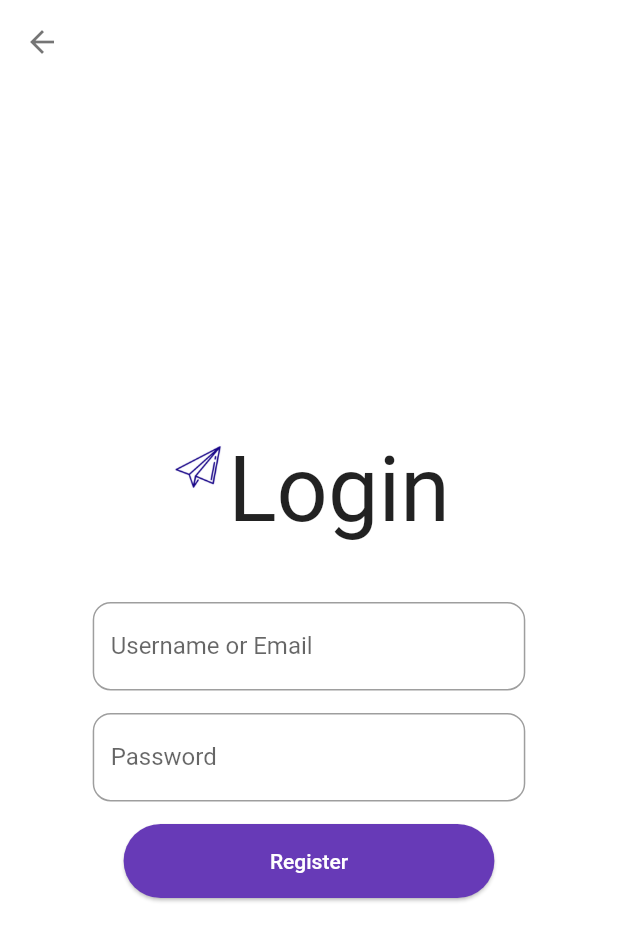
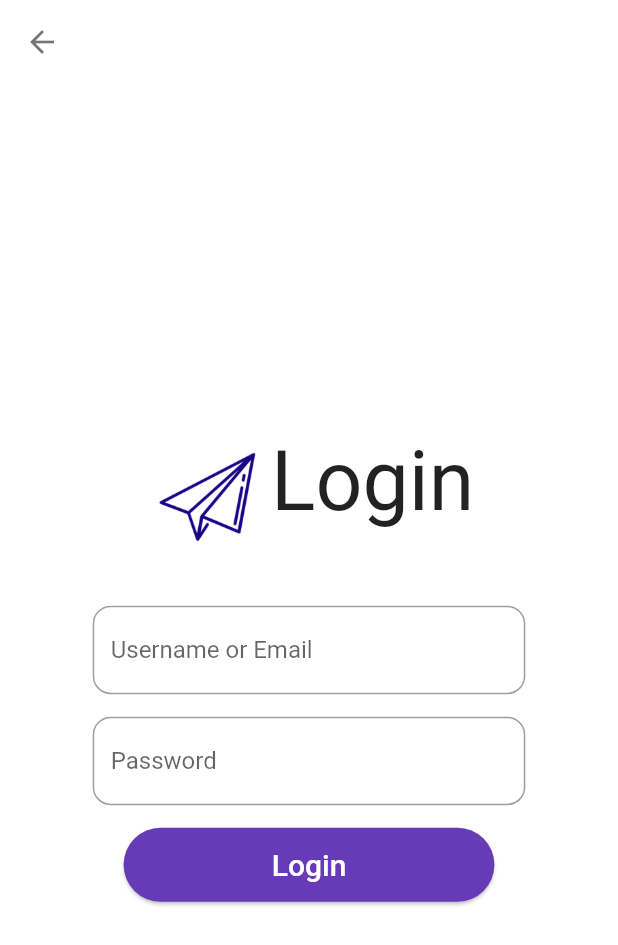
Before and after one commit to geekymeeky/chitchat, a Flutter app: the screen it shows after launch, after a tap on "Login", on a phone screen of 412 x 824 dp. Shown: the top 945 px of the screen. Run offline on Flutter 3.47's test engine with Material 2 defaults, Android fonts, the phone set to English and light mode, and no system bars; our stand-ins replace animated_text_kit.

Commit message:
Made small changes

```diff
--- a/lib/main.dart
+++ b/lib/main.dart
@@ -14,6 +14,7 @@ class MyApp extends StatelessWidget {
   @override
   Widget build(BuildContext context) {
     return MaterialApp(
+      debugShowCheckedModeBanner: false,
       theme: ThemeData.light().copyWith(
           appBarTheme: AppBarTheme(
               backgroundColor: kAppBarColor,
--- a/lib/screens/login_screen.dart
+++ b/lib/screens/login_screen.dart
@@ -30,17 +30,17 @@ class _LoginScreenState extends State<LoginScreen> {
                       tag: 'logo',
                       child: Container(
                         child: Padding(
-                          padding: const EdgeInsets.only(bottom: 60),
+                          padding: const EdgeInsets.only(bottom: 20),
                           child: Image(
                             image: kLogo,
+                            height: 85,
                           ),
                         ),
-                        height: 100,
                       ),
                     ),
                     Text(
                       'Login',
-                      style: TextStyle(fontSize: 60.0, color: Colors.black87),
+                      style: TextStyle(fontSize: 55.0, color: Colors.black87),
                     ),
                   ],
                 ),
@@ -95,8 +95,8 @@ class _LoginScreenState extends State<LoginScreen> {
                     minimumSize: Size(queryData.size.width * 0.6,
                         queryData.size.height * 0.06)),
                 child: Text(
-                  'Register',
-                  style: TextStyle(color: Colors.white),
+                  'Login',
+                  style: TextStyle(fontSize: 20.0, color: Colors.white),
                 ),
               )
             ],
--- a/lib/screens/registration_screen.dart
+++ b/lib/screens/registration_screen.dart
@@ -30,17 +30,17 @@ class _RegistrationScreenState extends State<RegistrationScreen> {
                       tag: 'logo',
                       child: Container(
                         child: Padding(
-                          padding: const EdgeInsets.only(bottom: 60),
+                          padding: const EdgeInsets.only(bottom: 20),
                           child: Image(
                             image: kLogo,
+                            height: 85,
                           ),
                         ),
-                        height: 100,
                       ),
                     ),
                     Text(
                       'Register',
-                      style: TextStyle(fontSize: 60.0, color: Colors.black87),
+                      style: TextStyle(fontSize: 55.0, color: Colors.black87),
                     ),
                   ],
                 ),
@@ -96,7 +96,7 @@ class _RegistrationScreenState extends State<RegistrationScreen> {
                         queryData.size.height * 0.06)),
                 child: Text(
                   'Register',
-                  style: TextStyle(color: Colors.white),
+                  style: TextStyle(fontSize: 20.0, color: Colors.white),
                 ),
               )
             ],
--- a/lib/screens/welcome_screen.dart
+++ b/lib/screens/welcome_screen.dart
@@ -30,16 +30,18 @@ class _WelcomeScreenState extends State<WelcomeScreen> {
                       child: Container(
                         child: Image(
                           image: kLogo,
-                          height: 100,
+                          height: 90,
                         ),
                       ),
                     ),
                     Container(
                       child: DefaultTextStyle(
                         style: const TextStyle(
-                            fontSize: 72.0,
+                            fontSize: 60.0,
                             color: Colors.black,
                             fontWeight: FontWeight.w700),
+                        child: Padding(
+                          padding: EdgeInsets.all(20.0),
                           child: AnimatedTextKit(
                             animatedTexts: [
                               TypewriterAnimatedText(
@@ -48,6 +50,7 @@ class _WelcomeScreenState extends State<WelcomeScreen> {
                               ),
                             ],
                             totalRepeatCount: 1,
+                          ),
                         ),
                       ),
                     ),
@@ -68,7 +71,7 @@ class _WelcomeScreenState extends State<WelcomeScreen> {
                         queryData.size.height * 0.06)),
                 child: Text(
                   'Login',
-                  style: TextStyle(color: Colors.white),
+                  style: TextStyle(fontSize: 20.0, color: Colors.white),
                 ),
               ),
               SizedBox(
@@ -88,7 +91,7 @@ class _WelcomeScreenState extends State<WelcomeScreen> {
                         queryData.size.height * 0.06)),
                 child: Text(
                   'Register',
-                  style: TextStyle(color: Colors.white),
+                  style: TextStyle(fontSize: 20.0, color: Colors.white),
                 ),
               )
             ],
```
Also changed, not shown: pubspec.lock. Lines whose indentation alone changed are shown as unchanged.
